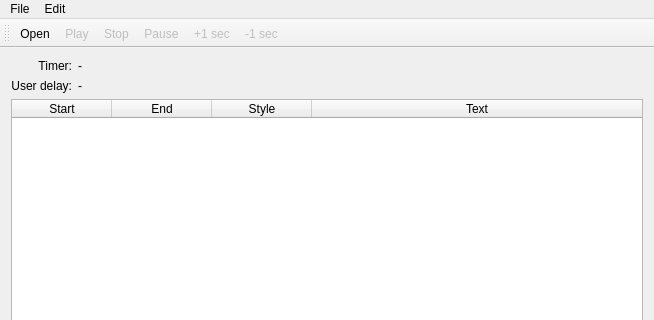
This is mainwindow.ui in Subtivals/subtivals as Qt 5 draws it before an edit; both pictures show x 0 to 654 and y 0 to 320 of the 654 by 500 pixel window. The edited form follows.
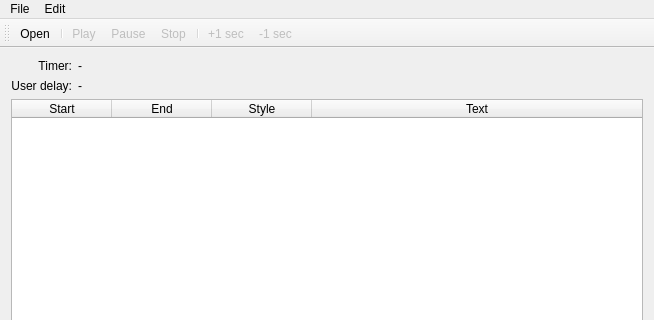
This is the edited form.

Commit message: Fix manual mode behaviour on play/pause

```diff
--- a/mainwindow.ui
+++ b/mainwindow.ui
@@ -143,9 +143,11 @@
     <bool>false</bool>
    </attribute>
    <addaction name="actionOpen"/>
+   <addaction name="separator"/>
    <addaction name="actionPlay"/>
-   <addaction name="actionStop"/>
    <addaction name="actionPause"/>
+   <addaction name="actionStop"/>
+   <addaction name="separator"/>
    <addaction name="actionAdd1Sec"/>
    <addaction name="actionSub1Sec"/>
   </widget>
```
Left out of the diff: 2 changed lines with no effect on the pictures. The commit also changes 1 other file.
